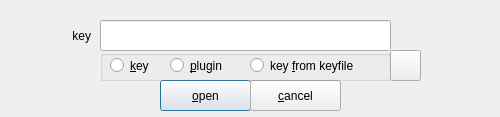
The window that zuluMount-gui/keydialog.ui (mhogomchungu/zuluCrypt) describes before a commit, drawn with Qt 5.
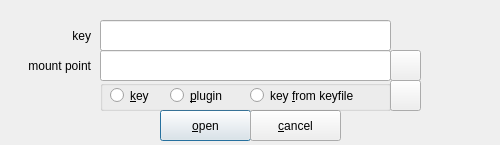
The same window after the commit.

```diff
--- a/zuluMount-gui/keydialog.ui
+++ b/zuluMount-gui/keydialog.ui
@@ -7,7 +7,7 @@
     <x>0</x>
     <y>0</y>
     <width>500</width>
-    <height>117</height>
+    <height>145</height>
    </rect>
   </property>
   <property name="windowTitle">
@@ -17,7 +17,7 @@
    <property name="geometry">
     <rect>
      <x>160</x>
-     <y>80</y>
+     <y>110</y>
      <width>91</width>
      <height>31</height>
     </rect>
@@ -30,7 +30,7 @@
    <property name="geometry">
     <rect>
      <x>250</x>
-     <y>80</y>
+     <y>110</y>
      <width>91</width>
      <height>31</height>
     </rect>
@@ -59,7 +59,7 @@
    <property name="geometry">
     <rect>
      <x>100</x>
-     <y>50</y>
+     <y>80</y>
      <width>291</width>
      <height>31</height>
     </rect>
@@ -121,7 +121,36 @@
    <property name="geometry">
     <rect>
      <x>390</x>
+     <y>80</y>
+     <width>31</width>
+     <height>31</height>
+    </rect>
+   </property>
+   <property name="text">
+    <string/>
+   </property>
+  </widget>
+  <widget class="QLabel" name="label_2">
+   <property name="geometry">
+    <rect>
+     <x>0</x>
      <y>50</y>
+     <width>91</width>
+     <height>31</height>
+    </rect>
+   </property>
+   <property name="text">
+    <string>mount point</string>
+   </property>
+   <property name="alignment">
+    <set>Qt::AlignRight|Qt::AlignTrailing|Qt::AlignVCenter</set>
+   </property>
+  </widget>
+  <widget class="QPushButton" name="pbOpenMountPoint">
+   <property name="geometry">
+    <rect>
+     <x>390</x>
+     <y>50</y>
      <width>31</width>
      <height>31</height>
     </rect>
@@ -130,6 +159,16 @@
     <string/>
    </property>
   </widget>
+  <widget class="QLineEdit" name="lineEditMountPoint">
+   <property name="geometry">
+    <rect>
+     <x>100</x>
+     <y>50</y>
+     <width>291</width>
+     <height>31</height>
+    </rect>
+   </property>
+  </widget>
  </widget>
  <tabstops>
   <tabstop>lineEditKey</tabstop>
```
